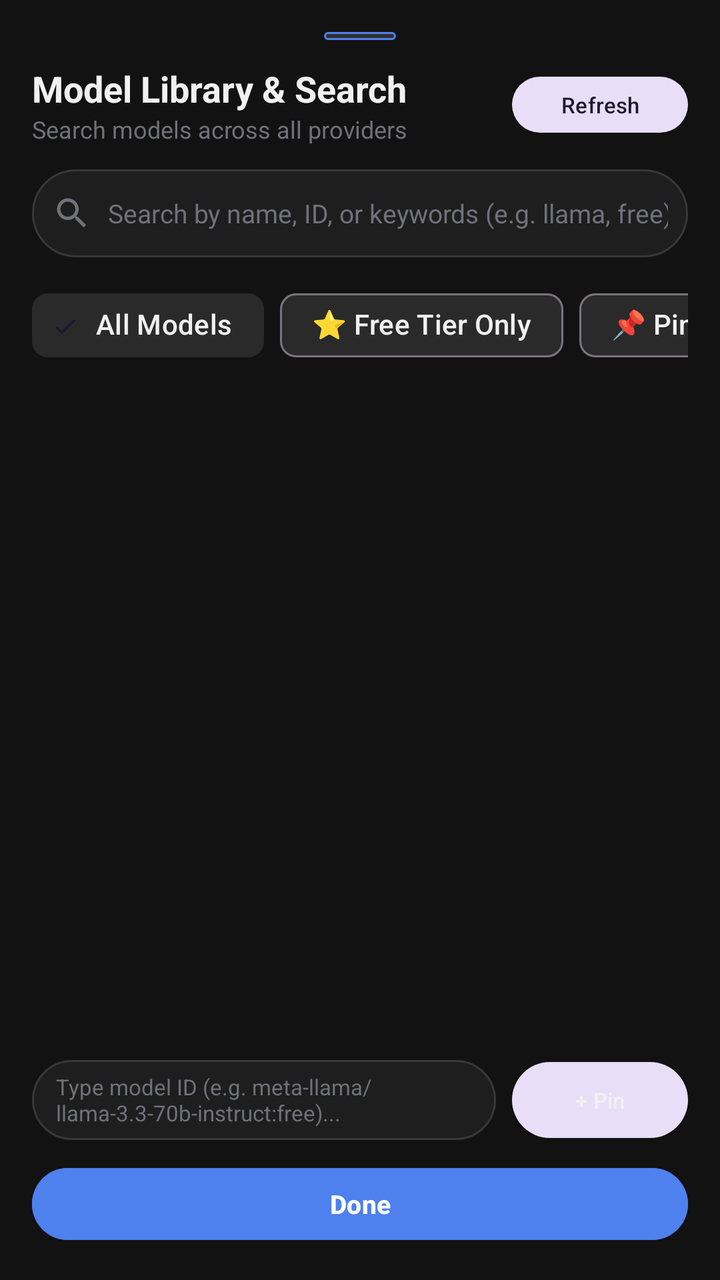
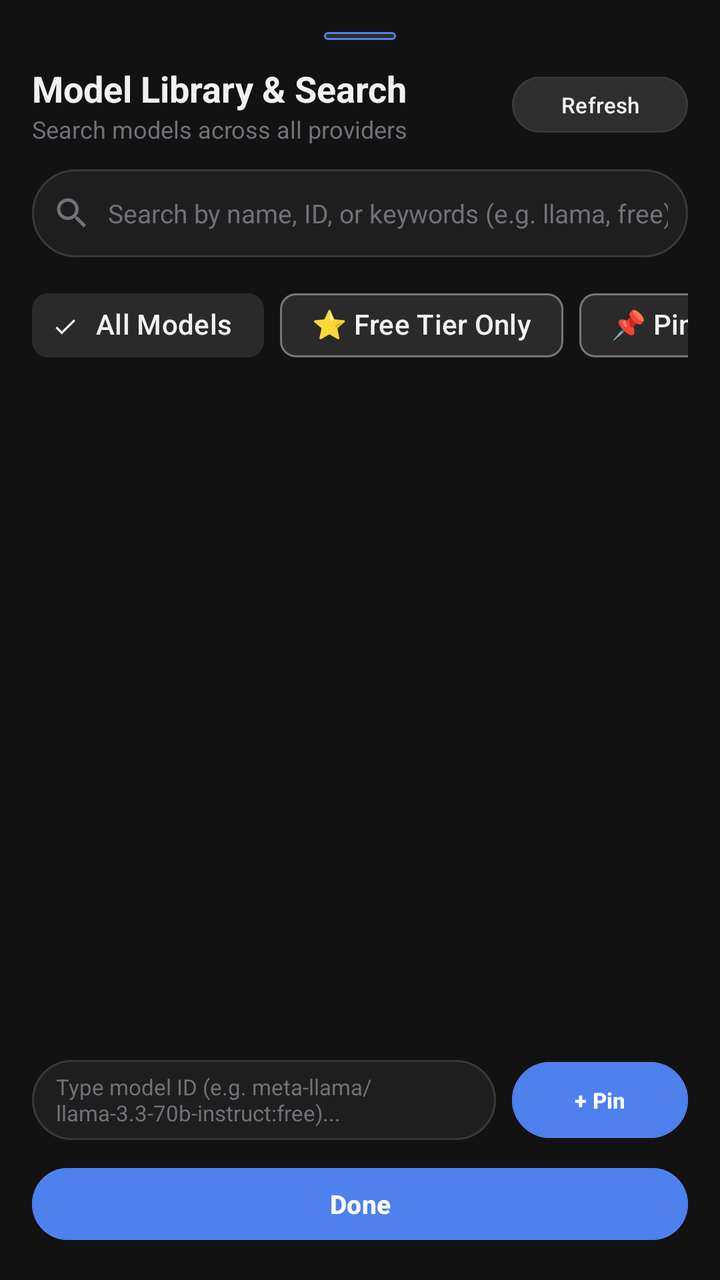

Compare the two renders of this Android layout. The source of the first and the diff that turns it into the second are given below.
<!-- AndroidManifest.xml: application theme Theme.AIPersonalAssistant -->
<!-- res/layout/bottom_sheet_model_library.xml -->
<?xml version="1.0" encoding="utf-8"?>
<LinearLayout xmlns:android="http://schemas.android.com/apk/res/android"
    xmlns:app="http://schemas.android.com/apk/res-auto"
    android:layout_width="match_parent"
    android:layout_height="match_parent"
    android:background="@color/bg_dark"
    android:orientation="vertical"
    android:padding="16dp">

    
    <View
        android:layout_width="36dp"
        android:layout_height="4dp"
        android:layout_gravity="center_horizontal"
        android:layout_marginBottom="12dp"
        android:background="@drawable/bg_model_pill" />

    
    <LinearLayout
        android:layout_width="match_parent"
        android:layout_height="wrap_content"
        android:gravity="center_vertical"
        android:orientation="horizontal">

        <LinearLayout
            android:layout_width="0dp"
            android:layout_height="wrap_content"
            android:layout_weight="1"
            android:orientation="vertical">

            <TextView
                android:layout_width="wrap_content"
                android:layout_height="wrap_content"
                android:text="Model Library &amp; Search"
                android:textColor="@color/text_primary"
                android:textSize="18sp"
                android:textStyle="bold" />

            <TextView
                android:id="@+id/txtLibModelCount"
                android:layout_width="wrap_content"
                android:layout_height="wrap_content"
                android:text="Search models across all providers"
                android:textColor="@color/text_muted"
                android:textSize="12sp" />
        </LinearLayout>

        <com.google.android.material.button.MaterialButton
            android:id="@+id/btnLibRefresh"
            style="@style/Widget.Material3.Button.TonalButton"
            android:layout_width="wrap_content"
            android:layout_height="36dp"
            android:text="Refresh"
            android:textSize="11sp" />
    </LinearLayout>

    
    <LinearLayout
        android:layout_width="match_parent"
        android:layout_height="44dp"
        android:layout_marginTop="12dp"
        android:background="@drawable/bg_input_box"
        android:gravity="center_vertical"
        android:orientation="horizontal"
        android:paddingHorizontal="10dp">

        <ImageView
            android:layout_width="20dp"
            android:layout_height="20dp"
            android:src="@drawable/ic_search"
            app:tint="@color/text_muted" />

        <EditText
            android:id="@+id/editLibSearch"
            android:layout_width="0dp"
            android:layout_height="match_parent"
            android:layout_marginStart="8dp"
            android:layout_weight="1"
            android:background="@null"
            android:hint="Search by name, ID, or keywords (e.g. llama, free)..."
            android:imeOptions="actionSearch"
            android:inputType="text"
            android:textColor="@color/text_primary"
            android:textColorHint="@color/text_muted"
            android:textSize="13sp" />

        <ImageView
            android:id="@+id/btnLibClearSearch"
            android:layout_width="24dp"
            android:layout_height="24dp"
            android:background="?attr/selectableItemBackgroundBorderless"
            android:padding="4dp"
            android:src="@drawable/ic_delete"
            android:visibility="gone"
            app:tint="@color/text_muted" />
    </LinearLayout>

    
    <HorizontalScrollView
        android:layout_width="match_parent"
        android:layout_height="wrap_content"
        android:layout_marginTop="10dp"
        android:overScrollMode="never"
        android:scrollbars="none">

        <com.google.android.material.chip.ChipGroup
            android:id="@+id/chipGroupFilters"
            android:layout_width="wrap_content"
            android:layout_height="wrap_content"
            app:singleLine="true"
            app:singleSelection="true">

            <com.google.android.material.chip.Chip
                android:id="@+id/chipAll"
                style="@style/Widget.Material3.Chip.Filter"
                android:layout_width="wrap_content"
                android:layout_height="wrap_content"
                android:checked="true"
                android:text="All Models"
                android:textColor="@color/text_primary"
                app:chipBackgroundColor="@color/chip_bg" />

            <com.google.android.material.chip.Chip
                android:id="@+id/chipFreeOnly"
                style="@style/Widget.Material3.Chip.Filter"
                android:layout_width="wrap_content"
                android:layout_height="wrap_content"
                android:text="⭐ Free Tier Only"
                android:textColor="@color/text_primary"
                app:chipBackgroundColor="@color/chip_bg" />

            <com.google.android.material.chip.Chip
                android:id="@+id/chipPinnedOnly"
                style="@style/Widget.Material3.Chip.Filter"
                android:layout_width="wrap_content"
                android:layout_height="wrap_content"
                android:text="📌 Pinned Only"
                android:textColor="@color/text_primary"
                app:chipBackgroundColor="@color/chip_bg" />

            <com.google.android.material.chip.Chip
                android:id="@+id/chipOpenRouter"
                style="@style/Widget.Material3.Chip.Filter"
                android:layout_width="wrap_content"
                android:layout_height="wrap_content"
                android:text="OpenRouter"
                android:textColor="@color/text_primary"
                app:chipBackgroundColor="@color/chip_bg" />

            <com.google.android.material.chip.Chip
                android:id="@+id/chipGroq"
                style="@style/Widget.Material3.Chip.Filter"
                android:layout_width="wrap_content"
                android:layout_height="wrap_content"
                android:text="Groq"
                android:textColor="@color/text_primary"
                app:chipBackgroundColor="@color/chip_bg" />

            <com.google.android.material.chip.Chip
                android:id="@+id/chipGemini"
                style="@style/Widget.Material3.Chip.Filter"
                android:layout_width="wrap_content"
                android:layout_height="wrap_content"
                android:text="Gemini"
                android:textColor="@color/text_primary"
                app:chipBackgroundColor="@color/chip_bg" />

            <com.google.android.material.chip.Chip
                android:id="@+id/chipDeepSeek"
                style="@style/Widget.Material3.Chip.Filter"
                android:layout_width="wrap_content"
                android:layout_height="wrap_content"
                android:text="DeepSeek"
                android:textColor="@color/text_primary"
                app:chipBackgroundColor="@color/chip_bg" />

            <com.google.android.material.chip.Chip
                android:id="@+id/chipXai"
                style="@style/Widget.Material3.Chip.Filter"
                android:layout_width="wrap_content"
                android:layout_height="wrap_content"
                android:text="xAI"
                android:textColor="@color/text_primary"
                app:chipBackgroundColor="@color/chip_bg" />

            <com.google.android.material.chip.Chip
                android:id="@+id/chipAnthropic"
                style="@style/Widget.Material3.Chip.Filter"
                android:layout_width="wrap_content"
                android:layout_height="wrap_content"
                android:text="Anthropic"
                android:textColor="@color/text_primary"
                app:chipBackgroundColor="@color/chip_bg" />

            <com.google.android.material.chip.Chip
                android:id="@+id/chipOpenAi"
                style="@style/Widget.Material3.Chip.Filter"
                android:layout_width="wrap_content"
                android:layout_height="wrap_content"
                android:text="OpenAI"
                android:textColor="@color/text_primary"
                app:chipBackgroundColor="@color/chip_bg" />

            <com.google.android.material.chip.Chip
                android:id="@+id/chipFireworks"
                style="@style/Widget.Material3.Chip.Filter"
                android:layout_width="wrap_content"
                android:layout_height="wrap_content"
                android:text="Fireworks"
                android:textColor="@color/text_primary"
                app:chipBackgroundColor="@color/chip_bg" />

            <com.google.android.material.chip.Chip
                android:id="@+id/chipCustom"
                style="@style/Widget.Material3.Chip.Filter"
                android:layout_width="wrap_content"
                android:layout_height="wrap_content"
                android:text="Custom"
                android:textColor="@color/text_primary"
                app:chipBackgroundColor="@color/chip_bg" />

        </com.google.android.material.chip.ChipGroup>
    </HorizontalScrollView>

    
    <ProgressBar
        android:id="@+id/progressLibLoading"
        android:layout_width="28dp"
        android:layout_height="28dp"
        android:layout_gravity="center_horizontal"
        android:layout_marginTop="16dp"
        android:indeterminateTint="@color/accent_gemini_blue"
        android:visibility="gone" />

    
    <androidx.recyclerview.widget.RecyclerView
        android:id="@+id/recyclerLibModels"
        android:layout_width="match_parent"
        android:layout_height="0dp"
        android:layout_marginTop="8dp"
        android:layout_weight="1"
        android:clipToPadding="false"
        android:overScrollMode="never" />

    
    <LinearLayout
        android:id="@+id/layoutLibEmpty"
        android:layout_width="match_parent"
        android:layout_height="0dp"
        android:layout_weight="1"
        android:gravity="center"
        android:orientation="vertical"
        android:padding="20dp"
        android:visibility="gone">

        <com.google.android.material.imageview.ShapeableImageView
            android:layout_width="56dp"
            android:layout_height="56dp"
            android:src="@drawable/app_logo"
            app:shapeAppearanceOverlay="@style/ShapeAppearance.Material3.Corner.Full" />

        <TextView
            android:id="@+id/txtLibEmptyTitle"
            android:layout_width="wrap_content"
            android:layout_height="wrap_content"
            android:layout_marginTop="12dp"
            android:text="No models found"
            android:textColor="@color/text_primary"
            android:textSize="15sp"
            android:textStyle="bold" />

        <TextView
            android:id="@+id/txtLibEmptySubtitle"
            android:layout_width="wrap_content"
            android:layout_height="wrap_content"
            android:layout_marginTop="4dp"
            android:gravity="center"
            android:text="No models matched your search or no providers configured. Add an API key in Settings to fetch live models."
            android:textColor="@color/text_muted"
            android:textSize="12sp" />

        <com.google.android.material.button.MaterialButton
            android:id="@+id/btnLibGoToSettings"
            style="@style/Widget.Material3.Button.TonalButton"
            android:layout_width="wrap_content"
            android:layout_height="wrap_content"
            android:layout_marginTop="16dp"
            android:text="⚙️ Open Provider Settings"
            android:textColor="@color/text_primary" />
    </LinearLayout>

    
    <LinearLayout
        android:id="@+id/layoutQuickAddModel"
        android:layout_width="match_parent"
        android:layout_height="wrap_content"
        android:layout_marginTop="8dp"
        android:gravity="center_vertical"
        android:orientation="horizontal">

        <EditText
            android:id="@+id/editQuickModelId"
            android:layout_width="0dp"
            android:layout_height="40dp"
            android:layout_weight="1"
            android:background="@drawable/bg_input_box"
            android:hint="Type model ID (e.g. meta-llama/llama-3.3-70b-instruct:free)..."
            android:paddingHorizontal="12dp"
            android:textColor="@color/text_primary"
            android:textColorHint="@color/text_muted"
            android:textSize="11sp" />

        <com.google.android.material.button.MaterialButton
            android:id="@+id/btnQuickPinModel"
            style="@style/Widget.Material3.Button.TonalButton"
            android:layout_width="wrap_content"
            android:layout_height="38dp"
            android:layout_marginStart="8dp"
            android:insetTop="0dp"
            android:insetBottom="0dp"
            android:text="+ Pin"
            android:textColor="@color/text_primary"
            android:textSize="11sp" />
    </LinearLayout>

    
    <com.google.android.material.button.MaterialButton
        android:id="@+id/btnLibDone"
        android:layout_width="match_parent"
        android:layout_height="44dp"
        android:layout_marginTop="10dp"
        android:backgroundTint="@color/accent_gemini_blue"
        android:text="Done"
        android:textColor="@color/white"
        android:textSize="13sp"
        android:textStyle="bold"
        app:cornerRadius="22dp" />

</LinearLayout>
<!-- resources referenced by this layout -->
<resources>
  <color name="accent_gemini_blue">#4E80EE</color>
  <color name="bg_dark">#121212</color>
  <color name="chip_bg">#2A2A2A</color>
  <color name="text_muted">#71717A</color>
  <color name="text_primary">#F1F1F1</color>
  <color name="white">#FFFFFF</color>
  <!-- drawable app_logo: png bitmap (drawable, 270551 bytes) -->
  <!-- drawable bg_input_box (drawable) -->
  <?xml version="1.0" encoding="utf-8"?>
  <shape xmlns:android="http://schemas.android.com/apk/res/android"
      android:shape="rectangle">
      <solid android:color="@color/surface_dark" />
      <corners android:radius="24dp" />
      <stroke
          android:width="1dp"
          android:color="@color/card_stroke_dark" />
  </shape>
  <!-- drawable bg_model_pill (drawable) -->
  <?xml version="1.0" encoding="utf-8"?>
  <shape xmlns:android="http://schemas.android.com/apk/res/android"
      android:shape="rectangle">
      <solid android:color="@color/surface_elevated_dark" />
      <corners android:radius="20dp" />
      <stroke
          android:width="1dp"
          android:color="@color/accent_gemini_blue" />
  </shape>
  <!-- drawable ic_delete (drawable) -->
  <vector xmlns:android="http://schemas.android.com/apk/res/android"
      android:width="24dp"
      android:height="24dp"
      android:viewportWidth="24"
      android:viewportHeight="24">
      <path
          android:fillColor="@color/priority_high"
          android:pathData="M6,19c0,1.1 0.9,2 2,2h8c1.1,0 2,-0.9 2,-2V7H6v12zM19,4h-3.5l-1,-1h-5l-1,1H5v2h14V4z"/>
  </vector>
  <!-- drawable ic_search (drawable) -->
  <vector xmlns:android="http://schemas.android.com/apk/res/android"
      android:width="24dp"
      android:height="24dp"
      android:viewportWidth="24"
      android:viewportHeight="24">
    <path
        android:fillColor="@color/white"
        android:pathData="M15.5,14h-0.79l-0.28,-0.27C15.41,12.59 16,11.11 16,9.5 16,5.91 13.09,3 9.5,3S3,5.91 3,9.5 5.91,16 9.5,16c1.61,0 3.09,-0.59 4.23,-1.57l0.27,0.28v0.79l5,4.99L20.49,19l-4.99,-5zM9.5,14C7.01,14 5,11.99 5,9.5S7.01,5 9.5,5 14,7.01 14,9.5 11.99,14 9.5,14z"/>
  </vector>
  <style name="Theme.AIPersonalAssistant" parent="Theme.Material3.DayNight.NoActionBar">
          
          <item name="colorPrimary">@color/accent_gemini_blue</item>
          <item name="colorOnPrimary">@color/white</item>
          <item name="colorPrimaryContainer">@color/surface_elevated_dark</item>
          <item name="colorOnPrimaryContainer">@color/text_primary</item>
  
          
          <item name="colorSecondary">@color/accent_sparkle</item>
          <item name="colorOnSecondary">@color/black</item>
  
          
          <item name="android:colorBackground">@color/bg_dark</item>
          <item name="colorSurface">@color/surface_dark</item>
          <item name="colorOnSurface">@color/text_primary</item>
          <item name="colorSurfaceVariant">@color/surface_variant_dark</item>
          <item name="colorOnSurfaceVariant">@color/text_secondary</item>
  
          
          <item name="android:statusBarColor">@color/bg_dark</item>
          <item name="android:navigationBarColor">@color/bg_dark</item>
          <item name="android:windowLightStatusBar" tools:targetApi="m">false</item>
      </style>
  <color name="surface_dark">#1E1E1E</color>
  <color name="card_stroke_dark">#383838</color>
  <color name="surface_elevated_dark">#2E2E2E</color>
  <color name="priority_high">#EF4444</color>
  <color name="accent_sparkle">#60A5FA</color>
  <color name="black">#000000</color>
  <color name="surface_variant_dark">#262626</color>
  <color name="text_secondary">#A1A1AA</color>
</resources>

<!-- the commit's change to res/layout/bottom_sheet_model_library.xml (unified diff, before → after) -->
@@ -50,8 +50,12 @@
             style="@style/Widget.Material3.Button.TonalButton"
             android:layout_width="wrap_content"
             android:layout_height="36dp"
+            android:backgroundTint="@color/surface_elevated_dark"
             android:text="Refresh"
-            android:textSize="11sp" />
+            android:textColor="@color/text_primary"
+            android:textSize="11sp"
+            app:strokeColor="@color/card_stroke_dark"
+            app:strokeWidth="1dp" />
     </LinearLayout>
 
     
@@ -285,8 +289,11 @@
             android:layout_width="wrap_content"
             android:layout_height="wrap_content"
             android:layout_marginTop="16dp"
+            android:backgroundTint="@color/surface_elevated_dark"
             android:text="⚙️ Open Provider Settings"
-            android:textColor="@color/text_primary" />
+            android:textColor="@color/text_primary"
+            app:strokeColor="@color/card_stroke_dark"
+            app:strokeWidth="1dp" />
     </LinearLayout>
 
     
@@ -312,15 +319,17 @@
 
         <com.google.android.material.button.MaterialButton
             android:id="@+id/btnQuickPinModel"
-            style="@style/Widget.Material3.Button.TonalButton"
             android:layout_width="wrap_content"
             android:layout_height="38dp"
             android:layout_marginStart="8dp"
             android:insetTop="0dp"
             android:insetBottom="0dp"
+            android:backgroundTint="@color/accent_gemini_blue"
             android:text="+ Pin"
-            android:textColor="@color/text_primary"
-            android:textSize="11sp" />
+            android:textColor="@color/white"
+            android:textStyle="bold"
+            android:textSize="11sp"
+            app:cornerRadius="19dp" />
     </LinearLayout>
 
     
<!-- resource entries referenced after the edit -->
@@ -2,7 +2,9 @@
 <resources>
   <color name="accent_gemini_blue">#4E80EE</color>
   <color name="bg_dark">#121212</color>
+  <color name="card_stroke_dark">#383838</color>
   <color name="chip_bg">#2A2A2A</color>
+  <color name="surface_elevated_dark">#2E2E2E</color>
   <color name="text_muted">#71717A</color>
   <color name="text_primary">#F1F1F1</color>
   <color name="white">#FFFFFF</color>
@@ -57,6 +59,10 @@
           
           <item name="colorSecondary">@color/accent_sparkle</item>
           <item name="colorOnSecondary">@color/black</item>
+          <item name="colorSecondaryContainer">@color/surface_elevated_dark</item>
+          <item name="colorOnSecondaryContainer">@color/text_primary</item>
+          <item name="colorTertiaryContainer">@color/surface_variant_dark</item>
+          <item name="colorOnTertiaryContainer">@color/text_primary</item>
   
           
           <item name="android:colorBackground">@color/bg_dark</item>
@@ -71,8 +77,6 @@
           <item name="android:windowLightStatusBar" tools:targetApi="m">false</item>
       </style>
   <color name="surface_dark">#1E1E1E</color>
-  <color name="card_stroke_dark">#383838</color>
-  <color name="surface_elevated_dark">#2E2E2E</color>
   <color name="priority_high">#EF4444</color>
   <color name="accent_sparkle">#60A5FA</color>
   <color name="black">#000000</color>
